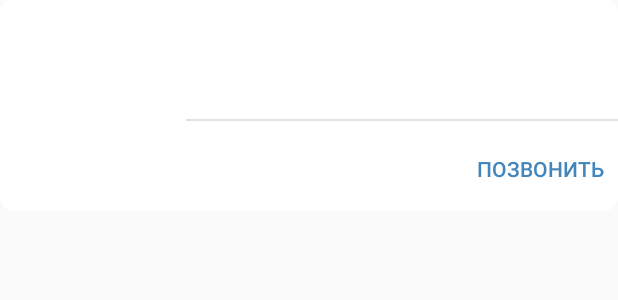
After one commit to elviraKarycheva/vk, an Android app: the layout view_friends_contacts_item.xml on its own in the app's theme, with its tools: preview values and no code run, on a phone screen of 412 x 824 dp. The commit adds this screen. Shown: the top 300 px of the screen. Run offline under Robolectric (Android 15) with nearby library versions, the phone set to English and light mode, and no system bars; network calls fail.

Commit message:
new Activity showing common contacts (from vk.com and contacts list from phone book) was added.

```diff
--- a/app/src/main/java/com/example/karyc/vkontaktikum/core/Friend.java
+++ b/app/src/main/java/com/example/karyc/vkontaktikum/core/Friend.java
@@ -11,6 +11,8 @@ public class Friend {
     @SerializedName("photo_200_orig")
     private String photoProfile;
     private int online;
+    @SerializedName("mobile_phone")
+    private String mobilePhone;
 
     public long getId() {
         return id;
@@ -31,4 +33,8 @@ public class Friend {
     public int getOnline() {
         return online;
     }
+
+    public String getMobilePhone() {
+        return mobilePhone;
+    }
 }
--- a/app/src/main/java/com/example/karyc/vkontaktikum/ui/ContactModel.java
+++ b/app/src/main/java/com/example/karyc/vkontaktikum/ui/ContactModel.java
@@ -46,4 +46,6 @@ public class ContactModel {
     public String toString() {
         return getContactName();
     }
+
+
 }
--- a/app/src/main/java/com/example/karyc/vkontaktikum/ui/friends/AllFriendsFragment.java
+++ b/app/src/main/java/com/example/karyc/vkontaktikum/ui/friends/AllFriendsFragment.java
@@ -84,9 +84,8 @@ public class AllFriendsFragment extends android.support.v4.app.Fragment implemen
         mAdapter.listener = this;
         SharedPreferences sharedPreferences = getActivity().getSharedPreferences("ACCESS_TOKEN_STORAGE", MODE_PRIVATE);
         accessToken = sharedPreferences.getString(SAVED_ACCESS_TOKEN, null);
-        RetrofitProvider retrofitProvider = new RetrofitProvider();
 
-        FriendsApi friendsApi = retrofitProvider.getFriendsApi();
+        FriendsApi friendsApi = RetrofitProvider.getFriendsApi();
         friendsApi
                 .getAllFriends(accessToken, "5.80", "photo_200_orig")
                 .subscribeOn(Schedulers.io())
--- /dev/null
+++ b/app/src/main/res/layout/view_friends_contacts_item.xml
@@ -0,0 +1,75 @@
+<?xml version="1.0" encoding="utf-8"?>
+<layout xmlns:android="http://schemas.android.com/apk/res/android"
+    xmlns:app="http://schemas.android.com/apk/res-auto">
+    <data>
+        <variable
+            name="item"
+            type="com.example.karyc.vkontaktikum.ui.Contact" />
+    </data>
+    <android.support.constraint.ConstraintLayout xmlns:tools="http://schemas.android.com/tools"
+        android:layout_width="match_parent"
+        android:layout_height="wrap_content"
+        android:background="@drawable/btn_corners">
+
+        <TextView
+            android:id="@+id/nameFriendView"
+            android:layout_width="wrap_content"
+            android:layout_height="wrap_content"
+            android:layout_marginEnd="8dp"
+            android:layout_marginStart="8dp"
+            android:layout_marginTop="16dp"
+            app:layout_constraintEnd_toEndOf="parent"
+            app:layout_constraintStart_toEndOf="@+id/imageContactProfileView"
+            app:layout_constraintTop_toTopOf="parent"
+            android:text="@{item.name}" />
+
+        <TextView
+            android:id="@+id/phoneView"
+            android:layout_width="wrap_content"
+            android:layout_height="wrap_content"
+            android:layout_marginEnd="8dp"
+            android:layout_marginStart="8dp"
+            android:layout_marginTop="16dp"
+            android:fontFamily="@font/roboto_regular"
+            app:layout_constraintEnd_toEndOf="parent"
+            app:layout_constraintStart_toEndOf="@+id/imageContactProfileView"
+            app:layout_constraintTop_toBottomOf="@+id/nameFriendView"
+            android:text="@{item.phone}" />
+
+        <ImageView
+            android:id="@+id/imageContactProfileView"
+            android:layout_width="108dp"
+            android:layout_height="108dp"
+            android:layout_marginBottom="16dp"
+            android:layout_marginStart="8dp"
+            android:layout_marginTop="16dp"
+            android:scaleType="centerCrop"
+            app:layout_constraintBottom_toBottomOf="parent"
+            app:layout_constraintStart_toStartOf="parent"
+            app:layout_constraintTop_toTopOf="parent" />
+
+        <Button
+            android:id="@+id/buttonCallFriend"
+            android:layout_width="0dp"
+            android:layout_height="55dp"
+            android:layout_marginEnd="8dp"
+            android:background="@null"
+            android:text="@string/call_friend_btn"
+            android:textColor="@color/btn_status"
+            app:layout_constraintBottom_toBottomOf="parent"
+            app:layout_constraintEnd_toEndOf="parent"
+            app:layout_constraintHorizontal_bias="0.5" />
+
+        <View
+            android:id="@+id/view4"
+            android:layout_width="wrap_content"
+            android:layout_height="1dp"
+            android:layout_marginBottom="16dp"
+            android:layout_marginStart="8dp"
+            android:background="@color/colorDivider"
+            app:layout_constraintBottom_toBottomOf="parent"
+            app:layout_constraintStart_toEndOf="@+id/imageContactProfileView"
+            app:layout_constraintTop_toBottomOf="@+id/nameFriendView" />
+
+    </android.support.constraint.ConstraintLayout>
+</layout>
--- a/app/src/main/res/values/strings.xml
+++ b/app/src/main/res/values/strings.xml
@@ -16,4 +16,6 @@
     <string name="button_delete_friend_alert_dialog">Удалить из друзей</string>
     <string name="cancel_alert_dialog">Отмена</string>
 
+    <string name="call_friend_btn">Позвонить</string>
+
 </resources>
```
Also changed, not shown: app/src/main/java/com/example/karyc/vkontaktikum/ui/Contact.java (added, +32 -0 lines), app/src/main/java/com/example/karyc/vkontaktikum/ui/ContactsActivity.java (+70 -80 lines), app/src/main/java/com/example/karyc/vkontaktikum/ui/ContactsAdapter.java (added, +60 -0 lines), app/src/main/res/layout/activity_contacts.xml (+17 -4 lines).
